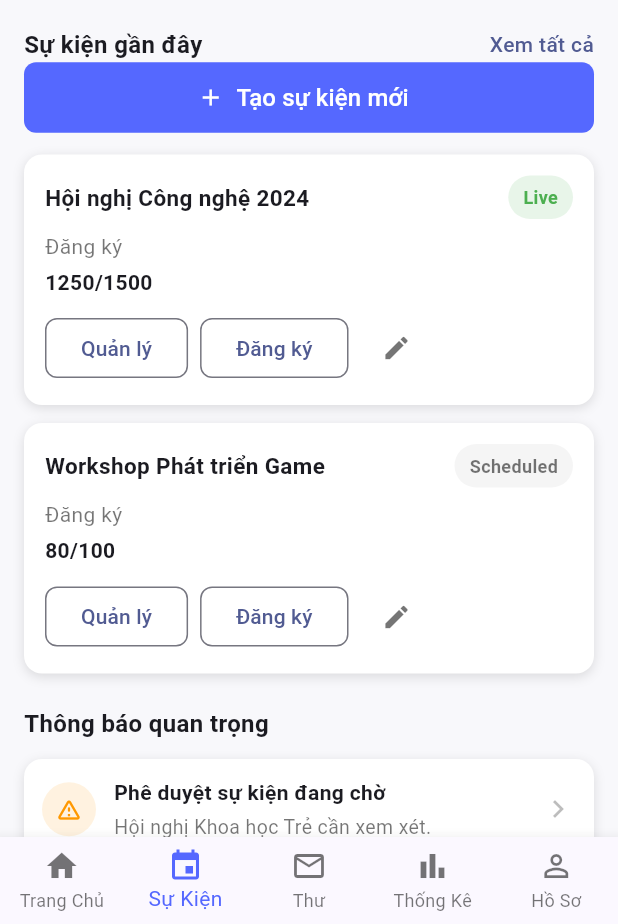
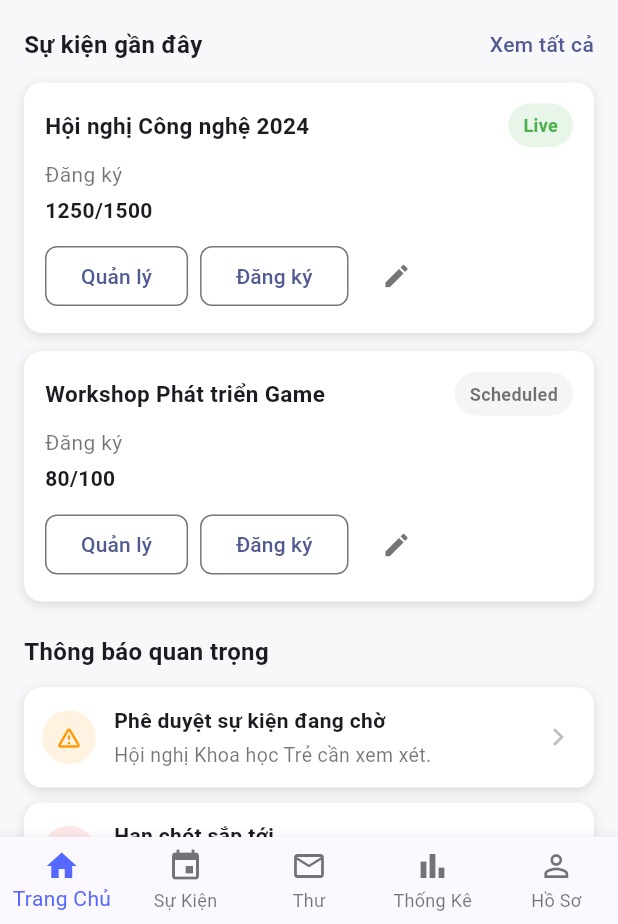
Before and after one commit to dinhtintran/event-connect, a Flutter app: the screen it shows after launch, on a phone screen of 412 x 824 dp, the part 312-1236 px from its top. Run offline on Flutter 3.47's test engine with Material 3 defaults, Android fonts, the light colour scheme and no system bars; our stand-ins replace device_preview, lucide_icons.

Commit message:
update club_home_page: chỉnh sửa nội dung giao diện sự kiện

```diff
--- a/lib/pages/club_home_page.dart
+++ b/lib/pages/club_home_page.dart
@@ -1,4 +1,5 @@
 import 'package:flutter/material.dart';
+import 'club_events_page.dart';
 
 class ClubHomePage extends StatefulWidget {
   const ClubHomePage({Key? key}) : super(key: key);
@@ -8,13 +9,35 @@ class ClubHomePage extends StatefulWidget {
 }
 
 class _ClubHomePageState extends State<ClubHomePage> {
-  int _selectedIndex = 1; // 1 = Sự kiện (đang được chọn)
+  int _selectedIndex = 0; // 0 = Trang chủ
+
+  // Hiệu ứng trượt ngang khi chuyển sang trang khác
+  Route _createSlideRoute(Widget page) {
+    return PageRouteBuilder(
+      pageBuilder: (context, animation, secondaryAnimation) => page,
+      transitionsBuilder: (context, animation, secondaryAnimation, child) {
+        const begin = Offset(1.0, 0.0); // từ bên phải sang
+        const end = Offset.zero;
+        const curve = Curves.easeInOut;
+
+        var tween =
+        Tween(begin: begin, end: end).chain(CurveTween(curve: curve));
+
+        return SlideTransition(
+          position: animation.drive(tween),
+          child: child,
+        );
+      },
+    );
+  }
 
   void _onItemTapped(int index) {
-    setState(() {
-      _selectedIndex = index;
-    });
-    // TODO: điều hướng sang trang khác (nếu có)
+    setState(() => _selectedIndex = index);
+
+    // 👉 Nếu bấm tab "Sự kiện" trong bottom nav -> chuyển sang trang ClubEventsPage
+    if (index == 1) {
+      Navigator.push(context, _createSlideRoute(const ClubEventsPage()));
+    }
   }
 
   @override
@@ -24,6 +47,7 @@ class _ClubHomePageState extends State<ClubHomePage> {
     return Scaffold(
       backgroundColor: const Color(0xFFF8F8FB),
       appBar: AppBar(
+        automaticallyImplyLeading: false,
         backgroundColor: Colors.white,
         elevation: 0.5,
         centerTitle: true,
@@ -118,7 +142,13 @@ class _ClubHomePageState extends State<ClubHomePage> {
                     TextStyle(fontWeight: FontWeight.w600, fontSize: 16),
                   ),
                   GestureDetector(
-                    onTap: () {},
+                    // 👉 Khi bấm "Xem tất cả" -> chuyển sang trang ClubEventsPage (có hiệu ứng trượt)
+                    onTap: () {
+                      Navigator.push(
+                        context,
+                        _createSlideRoute(const ClubEventsPage()),
+                      );
+                    },
                     child: Text(
                       'Xem tất cả',
                       style: TextStyle(
@@ -130,37 +160,9 @@ class _ClubHomePageState extends State<ClubHomePage> {
                 ],
               ),
 
-              // Create event button
-              SizedBox(
-                width: double.infinity,
-                child: ElevatedButton.icon(
-                  onPressed: () {
-                    // Thêm hành động khi bấm button ở đây
-                  },
-                  icon: const Icon(
-                    Icons.add,
-                    color: Colors.white, // màu icon
-                  ),
-                  label: const Padding(
-                    padding: EdgeInsets.symmetric(vertical: 12.0),
-                    child: Text(
-                      'Tạo sự kiện mới',
-                      style: TextStyle(color: Colors.white, fontSize: 16),
-                    ),
-                  ),
-                  style: ElevatedButton.styleFrom(
-                    backgroundColor: const Color(0xFF5568FF), // màu nền
-                    shape: RoundedRectangleBorder(
-                      borderRadius: BorderRadius.circular(8),
-                    ),
-                    elevation: 0,
-                  ),
-                ),
-              ),
-
               const SizedBox(height: 14),
 
-              // Event cards list
+              // Event cards
               _EventCard(
                 title: 'Hội nghị Công nghệ 2024',
                 status: 'Live',
@@ -187,7 +189,6 @@ class _ClubHomePageState extends State<ClubHomePage> {
 
               const SizedBox(height: 22),
 
-              // Notifications header
               const Text(
                 'Thông báo quan trọng',
                 style: TextStyle(fontWeight: FontWeight.w600, fontSize: 16),
@@ -329,7 +330,6 @@ class _EventCard extends StatelessWidget {
 
           const SizedBox(height: 10),
 
-          // Buttons
           Row(
             children: [
               OutlinedButton(
```
